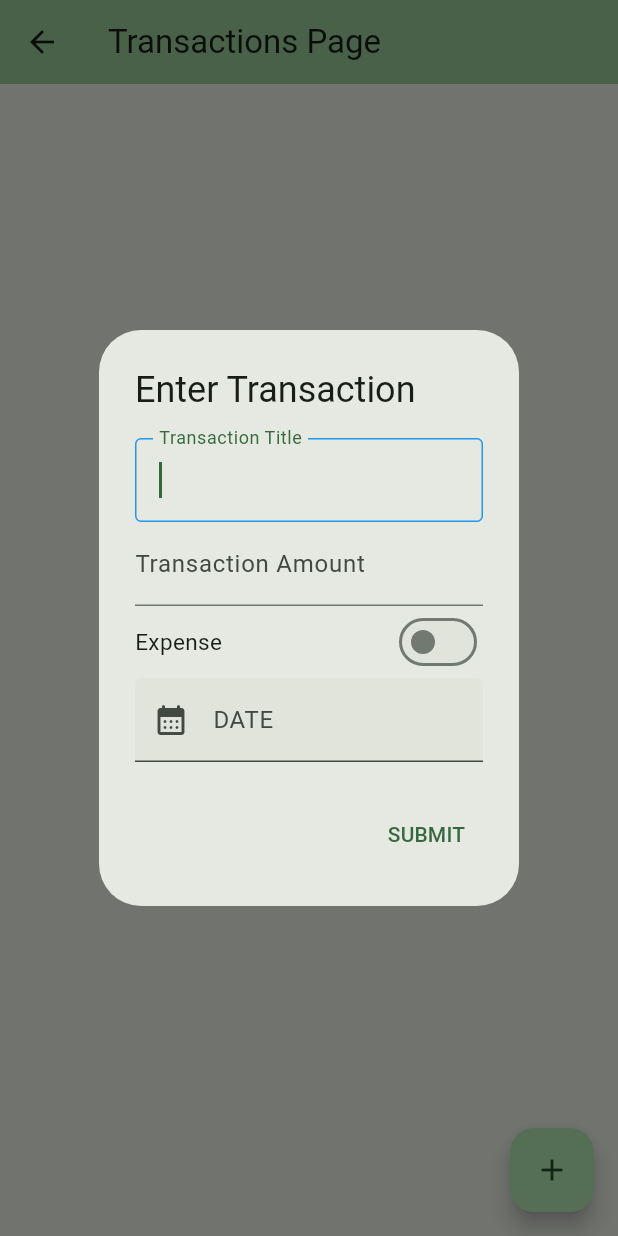
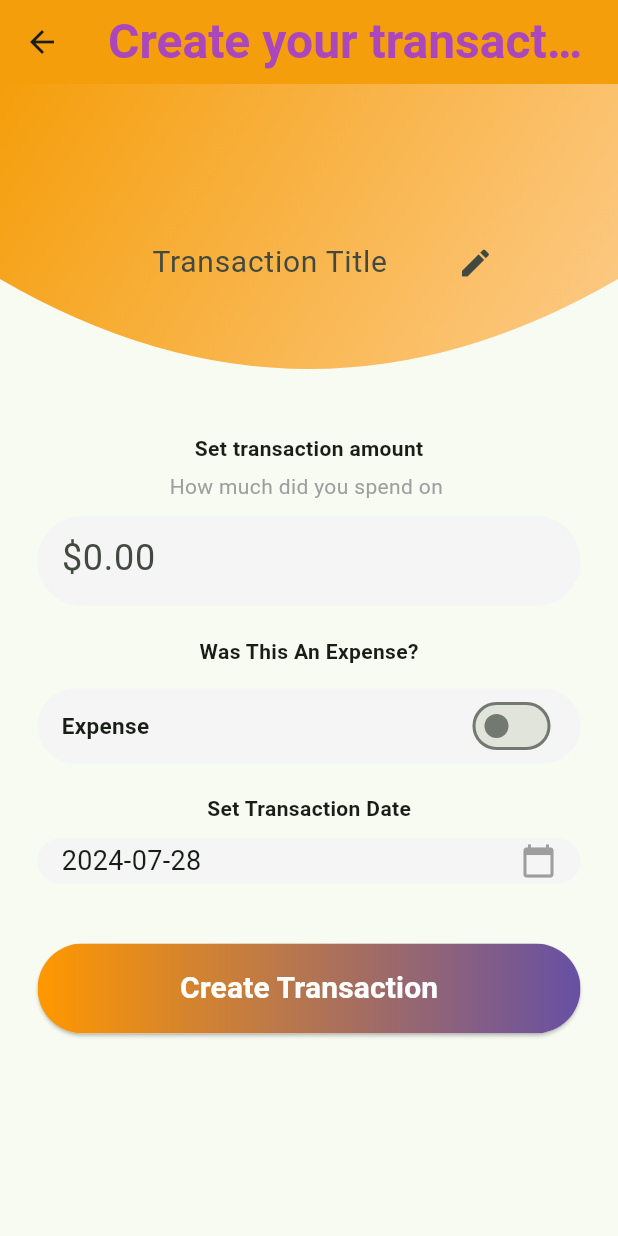
Before and after one commit to KushParmar07/Econowise, a Flutter app: the TransactionsPage screen opened directly, after a tap on the "add" icon, on a phone screen of 412 x 824 dp. Run offline on Flutter 3.47's test engine with Material 3 defaults, Android fonts, the light colour scheme and no system bars; our stand-ins replace percent_indicator.

Commit message:
Added "Create Transactions" Page

```diff
--- /dev/null
+++ b/lib/create_transaction.dart
@@ -0,0 +1,333 @@
+import 'package:econowise/save_data.dart';
+import 'package:flutter/material.dart';
+import 'transaction.dart';
+import 'navigation_bar.dart';
+import 'package:provider/provider.dart';
+
+class TransactionScreen extends StatefulWidget {
+  const TransactionScreen({
+    super.key,
+    this.currentTransaction,
+  });
+
+  final Transaction? currentTransaction;
+
+  @override
+  _TransactionScreenState createState() => _TransactionScreenState();
+}
+
+class _TransactionScreenState extends State<TransactionScreen> {
+  final TextEditingController _transactionTitleController =
+      TextEditingController();
+  final TextEditingController _transactionAmountController =
+      TextEditingController();
+  bool spent = false;
+  String transactionDescriptionText = 'How much did you spend on ';
+  DateTime? _selectedDate = DateTime.now();
+
+  // List to hold common icons (you can customize this list)
+
+  Future<void> _selectStartDate(BuildContext context) async {
+    final DateTime? picked = await showDatePicker(
+      context: context,
+      initialDate: _selectedDate,
+      firstDate: DateTime(2000),
+      lastDate: DateTime(2101),
+    );
+    if (picked != null && picked != _selectedDate) {
+      setState(() {
+        _selectedDate = picked;
+      });
+    }
+  }
+
+  @override
+  void initState() {
+    super.initState();
+    if (widget.currentTransaction != null) {
+      _transactionTitleController.text = widget.currentTransaction!.title;
+      _transactionAmountController.text =
+          widget.currentTransaction!.amount.toString();
+      _selectedDate = widget.currentTransaction!.date;
+    }
+  }
+
+  void submit() {
+    if (widget.currentTransaction == null) {
+      if (_transactionTitleController.text != "" &&
+          _transactionAmountController.text != "") {
+        context.read<SaveData>().addTransaction(Transaction(
+            _transactionTitleController.text,
+            int.parse(_transactionAmountController.text),
+            spent,
+            _selectedDate));
+      }
+    } else {
+      if (_transactionTitleController.text != "" &&
+          _transactionAmountController.text != "") {
+        context.read<SaveData>().deleteTransaction(widget.currentTransaction ??
+            Transaction("Placeholder", 500, spent, DateTime.now()));
+        context.read<SaveData>().addTransaction(Transaction(
+            _transactionTitleController.text,
+            int.parse(_transactionAmountController.text),
+            spent,
+            _selectedDate));
+      }
+    }
+
+    back();
+  }
+
+  void back() {
+    Navigator.pushReplacement(context,
+        MaterialPageRoute(builder: (context) => const MenuSelecter(index: 1)));
+  }
+
+  @override
+  Widget build(BuildContext context) {
+    return Scaffold(
+        appBar: AppBar(
+          backgroundColor:
+              const Color(0xFFF59E0B), // Make the AppBar transparent
+          title: Text('Create your transaction',
+              style: TextStyle(
+                  color: Colors.purple[400],
+                  fontWeight: FontWeight.w600,
+                  fontSize: 32)),
+          elevation: 0,
+          leading:
+              IconButton(onPressed: back, icon: const Icon(Icons.arrow_back)),
+        ),
+        body: Stack(children: <Widget>[
+          // Background with curved shape (CustomClipper)
+          ClipPath(
+            clipper: BackgroundClipper(),
+            child: Container(
+              height: 250, // Adjust height as needed
+              decoration: const BoxDecoration(
+                gradient: LinearGradient(
+                  begin: Alignment.topLeft,
+                  end: Alignment.bottomRight,
+                  colors: [
+                    Color(0xFFF59E0B),
+                    Color.fromARGB(255, 253, 206, 145)
+                  ], // Orange shades
+                ),
+              ),
+            ),
+          ),
+
+          Padding(
+            padding: const EdgeInsets.all(25.0),
+            child: SingleChildScrollView(
+              child: Column(
+                children: [
+                  const SizedBox(height: 70),
+                  // Category TextField (Moved below)
+                  Center(
+                    child: Container(
+                      width: 300, // Width of the TextField
+                      height: 48, // Height of the TextField
+                      padding: const EdgeInsets.symmetric(horizontal: 15.0),
+                      decoration: BoxDecoration(
+                        color: const Color.fromARGB(0, 245, 245, 245),
+                        borderRadius: BorderRadius.circular(25.0),
+                      ),
+                      child: TextField(
+                        textAlign: TextAlign.center,
+                        controller: _transactionTitleController,
+                        decoration: const InputDecoration(
+                            border: InputBorder.none,
+                            focusedBorder: OutlineInputBorder(
+                                borderRadius:
+                                    BorderRadius.all(Radius.circular(20))),
+                            hintText: 'Transaction Title',
+                            suffixIcon: Icon(Icons.edit)),
+                        style: const TextStyle(fontSize: 20),
+                        onChanged: (value) {
+                          setState(() {
+                            transactionDescriptionText =
+                                'How much would you like to spend on $value?';
+                          });
+                        },
+                      ),
+                    ),
+                  ),
+
+                  const SizedBox(height: 90),
+
+                  const Text(
+                    'Set transaction amount',
+                    style: TextStyle(fontWeight: FontWeight.bold),
+                  ),
+                  const SizedBox(height: 5),
+                  Text(
+                    transactionDescriptionText,
+                    style: const TextStyle(color: Colors.grey),
+                  ),
+                  const SizedBox(height: 10),
+                  SizedBox(
+                    height: 60,
+                    child: TextField(
+                      controller: _transactionAmountController,
+                      decoration: InputDecoration(
+                        hintText: '\$0.00',
+                        border: OutlineInputBorder(
+                          borderRadius: BorderRadius.circular(30.0),
+                          borderSide: BorderSide.none,
+                        ),
+                        filled: true,
+                        fillColor: Colors.grey[100]!,
+                        suffixText: 'Transaction amount',
+                        suffixStyle: const TextStyle(color: Colors.grey),
+                      ),
+                      style: const TextStyle(fontSize: 24),
+                      keyboardType: TextInputType.number,
+                    ),
+                  ),
+
+                  const SizedBox(height: 20),
+                  const Text(
+                    'Was This An Expense?',
+                    style: TextStyle(fontWeight: FontWeight.bold),
+                  ),
+                  const SizedBox(height: 15),
+                  SizedBox(
+                      height: 50,
+                      child: InkWell(
+                          borderRadius: BorderRadius.circular(30.0),
+                          child: InkWell(
+                            borderRadius: BorderRadius.circular(30.0),
+                            child: Container(
+                              decoration: BoxDecoration(
+                                  color: Colors.grey[100]!,
+                                  borderRadius: BorderRadius.circular(30.0)),
+                              padding:
+                                  const EdgeInsets.symmetric(horizontal: 16.0),
+                              child: Expanded(
+                                child: Row(
+                                  mainAxisAlignment:
+                                      MainAxisAlignment.spaceBetween,
+                                  children: [
+                                    const Text(
+                                      "Expense",
+                                      style: TextStyle(
+                                          fontSize: 15,
+                                          fontWeight: FontWeight.bold),
+                                    ),
+                                    Switch(
+                                        value: spent,
+                                        activeColor: Colors.red,
+                                        onChanged: (bool value) {
+                                          {
+                                            setState(() {
+                                              spent = value;
+                                            });
+                                          }
+                                        }),
+                                  ],
+                                ),
+                              ),
+                            ),
+                          ))),
+
+                  const SizedBox(height: 20),
+                  const Text(
+                    'Set Transaction Date',
+                    style: TextStyle(fontWeight: FontWeight.bold),
+                  ),
+                  const SizedBox(height: 10),
+                  SizedBox(
+                    height: 30,
+                    child: InkWell(
+                      onTap: () => _selectStartDate(context),
+                      borderRadius: BorderRadius.circular(30.0),
+                      child: Container(
+                        decoration: BoxDecoration(
+                          color: Colors.grey[100]!,
+                          borderRadius: BorderRadius.circular(30.0),
+                        ),
+                        padding: const EdgeInsets.symmetric(horizontal: 16.0),
+                        child: Row(
+                          children: [
+                            Expanded(
+                              child: Text(
+                                _selectedDate == null
+                                    ? DateTime.now().toString().split(" ")[0]
+                                    : _selectedDate!.toString().split(" ")[0],
+                                style: const TextStyle(fontSize: 18),
+                              ),
+                            ),
+                            const Icon(Icons.calendar_today,
+                                color: Colors.grey),
+                          ],
+                        ),
+                      ),
+                    ),
+                  ),
+
+                  const SizedBox(height: 40),
+                  Center(
+                    child: SizedBox(
+                      width: double.infinity,
+                      height: 60,
+                      child: ElevatedButton(
+                        onPressed: () {
+                          submit();
+                        },
+                        style: ElevatedButton.styleFrom(
+                          padding: EdgeInsets.zero,
+                          shape: RoundedRectangleBorder(
+                            borderRadius: BorderRadius.circular(30.0),
+                          ),
+                        ),
+                        child: Ink(
+                          decoration: BoxDecoration(
+                            gradient: const LinearGradient(
+                              begin: Alignment.centerLeft,
+                              end: Alignment.centerRight,
+                              colors: [Colors.orange, Color(0xFF6750A4)],
+                            ),
+                            borderRadius: BorderRadius.circular(30.0),
+                          ),
+                          child: Container(
+                            constraints: const BoxConstraints(minHeight: 60),
+                            alignment: Alignment.center,
+                            child: Text(
+                              widget.currentTransaction == null
+                                  ? 'Create Transaction'
+                                  : 'Save Transaction',
+                              style: const TextStyle(
+                                fontSize: 20,
+                                fontWeight: FontWeight.bold,
+                                color: Colors.white,
+                              ),
+                            ),
+                          ),
+                        ),
+                      ),
+                    ),
+                  ),
+                ],
+              ),
+            ),
+          ),
+        ]));
+  }
+}
+
+class BackgroundClipper extends CustomClipper<Path> {
+  @override
+  Path getClip(Size size) {
+    var path = Path();
+    path.lineTo(0, size.height - 120);
+    path.quadraticBezierTo(
+        size.width / 2, size.height, size.width, size.height - 120);
+    path.lineTo(size.width, 0);
+    path.close();
+    return path;
+  }
+
+  @override
+  bool shouldReclip(CustomClipper<Path> oldClipper) => false;
+}
--- a/lib/transactions_list.dart
+++ b/lib/transactions_list.dart
@@ -1,3 +1,4 @@
+import 'package:econowise/create_transaction.dart';
 import 'package:econowise/save_data.dart';
 import 'package:flutter/material.dart';
 import 'transaction.dart';
@@ -24,6 +25,9 @@ class _TransactionsListState extends State<TransactionsList> {
               title: const Text('Edit'),
               onTap: () {
                 Navigator.pop(context);
+                setState(() {
+                  editTransaction(transaction);
+                });
               },
             ),
             ListTile(
@@ -45,6 +49,17 @@ class _TransactionsListState extends State<TransactionsList> {
   void deleteTransaction(Transaction transaction) {
     setState(() {
       context.read<SaveData>().deleteTransaction(transaction);
+    });
+  }
+
+  void editTransaction(Transaction transaction) {
+    setState(() {
+      Navigator.pushReplacement(
+          context,
+          MaterialPageRoute(
+              builder: (context) => TransactionScreen(
+                    currentTransaction: transaction,
+                  )));
     });
   }
 
--- a/lib/transactions_page.dart
+++ b/lib/transactions_page.dart
@@ -1,3 +1,4 @@
+import 'package:econowise/create_transaction.dart';
 import 'package:econowise/save_data.dart';
 import 'package:flutter/material.dart';
 import 'transaction.dart';
@@ -23,99 +24,9 @@ class _TransactionsPageState extends State<TransactionsPage> {
   bool spent = false;
   late DateTime? date = DateTime.now();
 
-  Future openDialog() => showDialog(
-      context: context,
-      builder: (context) => AlertDialog(
-              title: const Text('Enter Transaction'),
-              content: StatefulBuilder(
-                  builder: (BuildContext context, StateSetter setState) {
-                return Column(
-                  mainAxisSize: MainAxisSize.min,
-                  children: [
-                    TextField(
-                      controller: nameController,
-                      autofocus: true,
-                      decoration: const InputDecoration(
-                          labelText: 'Transaction Title',
-                          focusedBorder: OutlineInputBorder(
-                              borderSide: BorderSide(color: Colors.blue))),
-                    ),
-                    TextField(
-                      keyboardType: TextInputType.number,
-                      controller: priceController,
-                      decoration: const InputDecoration(
-                          labelText: "Transaction Amount",
-                          focusedBorder: OutlineInputBorder(
-                              borderSide: BorderSide(color: Colors.blue))),
-                    ),
-                    Row(
-                      mainAxisAlignment: MainAxisAlignment.spaceBetween,
-                      children: [
-                        const Text(
-                          "Expense",
-                          style: TextStyle(fontSize: 15),
-                        ),
-                        Switch(
-                            value: spent,
-                            activeColor: Colors.red,
-                            onChanged: (bool value) {
-                              {
-                                setState(() {
-                                  spent = value;
-                                });
-                              }
-                            }),
-                      ],
-                    ),
-                    TextField(
-                      decoration: const InputDecoration(
-                          labelText: 'DATE',
-                          filled: true,
-                          prefixIcon: Icon(Icons.calendar_month_rounded),
-                          focusedBorder: OutlineInputBorder(
-                              borderSide: BorderSide(color: Colors.blue))),
-                      readOnly: true,
-                      controller: dateController,
-                      onTap: selectDate,
-                    )
-                  ],
-                );
-              }),
-              actions: [
-                TextButton(onPressed: submit, child: const Text("SUBMIT"))
-              ]));
-
-  Future<void> selectDate() async {
-    date = await showDatePicker(
-        context: context,
-        firstDate: DateTime(1900),
-        lastDate: DateTime(2100),
-        initialDate: DateTime.now());
-
-    setState(() {
-      date != null
-          ? dateController.text = date.toString().split(" ")[0]
-          : dateController.text = DateTime.now().toString().split(" ")[0];
-    });
-  }
-
-  void submit() {
-    Navigator.of(context).pop();
-
-    try {
-      setState(() {
-        context.read<SaveData>().addTransaction(Transaction(
-            nameController.text, int.parse(priceController.text), spent, date));
-      });
-    } on Exception {
-      // TODO
-    }
-
-    nameController.text = "";
-    priceController.text = "";
-    dateController.text = "";
-    spent = false;
-    date = DateTime.now();
+  void createTransaction() {
+    Navigator.pushReplacement(context,
+        MaterialPageRoute(builder: (context) => const TransactionScreen()));
   }
 
   @override
@@ -131,7 +42,7 @@ class _TransactionsPageState extends State<TransactionsPage> {
             : const Center(child: Text("Please Create A Transaction"));
       }),
       floatingActionButton: FloatingActionButton(
-        onPressed: openDialog,
+        onPressed: createTransaction,
         tooltip: 'New Transaction',
         child: const Icon(Icons.add),
       ), // This trailing comma makes auto-formatting nicer for build methods.
```
